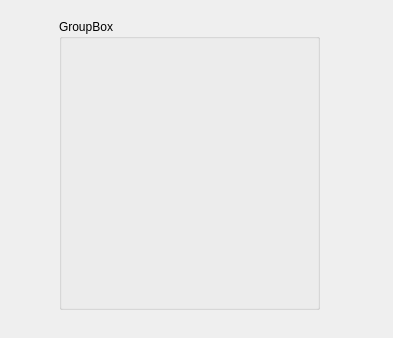
Qt form getgrouplist.ui (Maedeh01/Ap-project) before a commit.
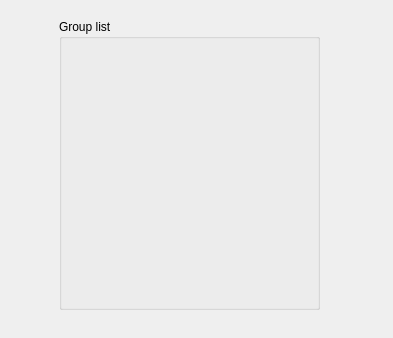
The same form after that commit.

Patch:
```diff
--- a/getgrouplist.ui
+++ b/getgrouplist.ui
@@ -23,7 +23,7 @@
     </rect>
    </property>
    <property name="title">
-    <string>GroupBox</string>
+    <string>Group list</string>
    </property>
    <widget class="QLabel" name="label_group_list_message">
     <property name="geometry">
```
